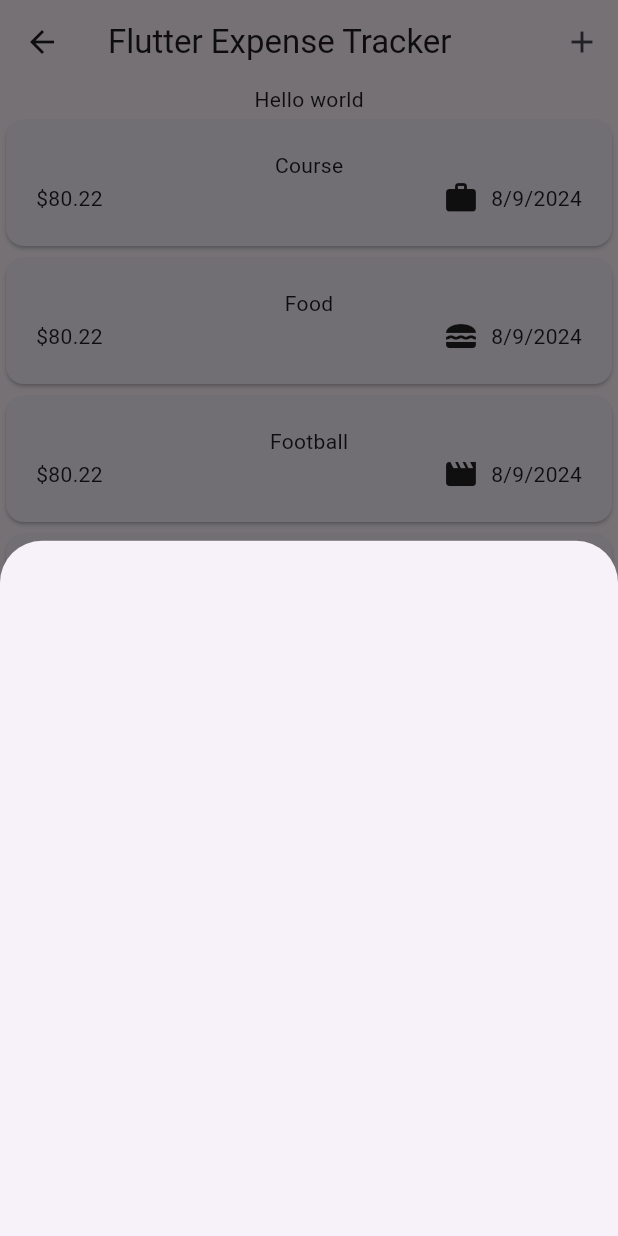
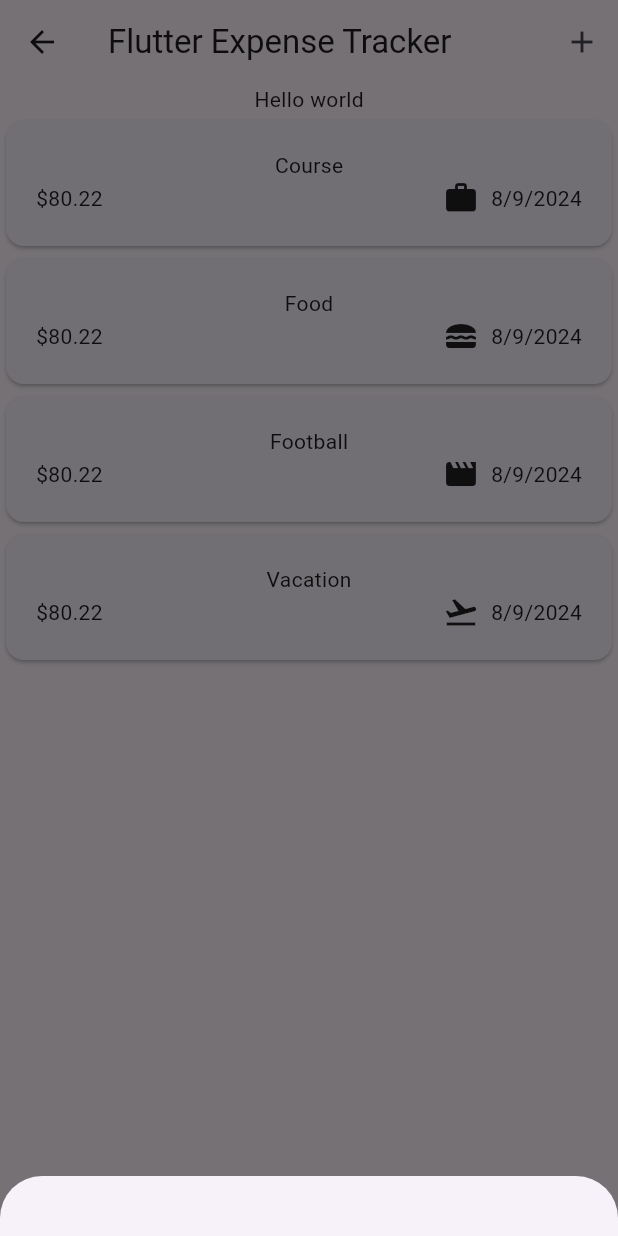
Before and after one commit to Owoeye1321/rocket-auto-app, a Flutter app: the Expenses screen opened directly, after a tap on the "add" icon, on a phone screen of 412 x 824 dp. Run offline on Flutter 3.47's test engine with Material 2 defaults, Android fonts, the phone set to English and light mode, and no system bars; our stand-ins replace google_fonts.

Commit message:
oh good lord 🚀🚀

```diff
--- a/lib/pages/expenses.dart
+++ b/lib/pages/expenses.dart
@@ -1,5 +1,7 @@
+import 'package:flutter/cupertino.dart';
 import 'package:flutter/material.dart';
 import 'package:rocket_auth/widgets/expenses_list.dart';
+import 'package:rocket_auth/widgets/new_expense.dart';
 import '../models/expense_model.dart';
 
 class Expenses extends StatefulWidget {
@@ -37,7 +39,7 @@ class _Expenses extends State<Expenses> {
     //wahala is done here
     showModalBottomSheet(
       context: context,
-      builder: (ctx) => Container(),
+      builder: (ctx) => NewExpense(),
     );
   }
 
--- /dev/null
+++ b/lib/widgets/new_expense.dart
@@ -0,0 +1,22 @@
+import 'package:flutter/material.dart';
+
+class NewExpense extends StatefulWidget {
+  NewExpense({super.key});
+
+  @override
+  State<NewExpense> createState() {
+    return _NewExpense();
+  }
+}
+
+class _NewExpense extends State<NewExpense> {
+  @override
+  Widget build(context) {
+    return Padding(
+      padding: EdgeInsets.all(20),
+      child: Row(
+        children: [],
+      ),
+    );
+  }
+}
```
